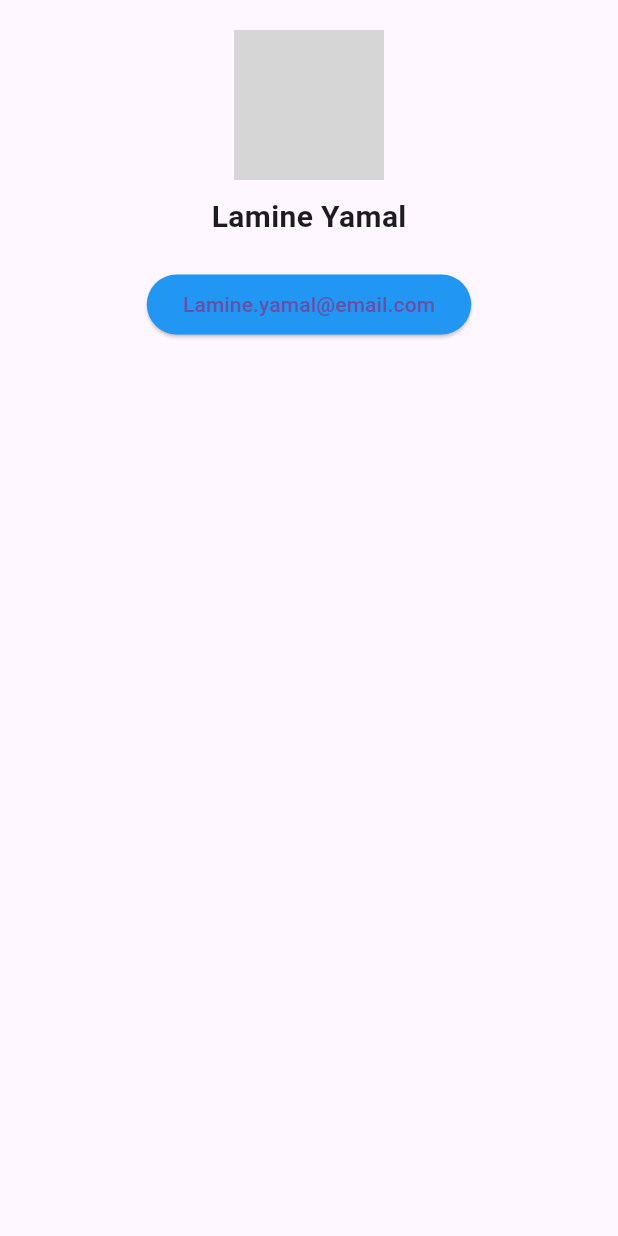
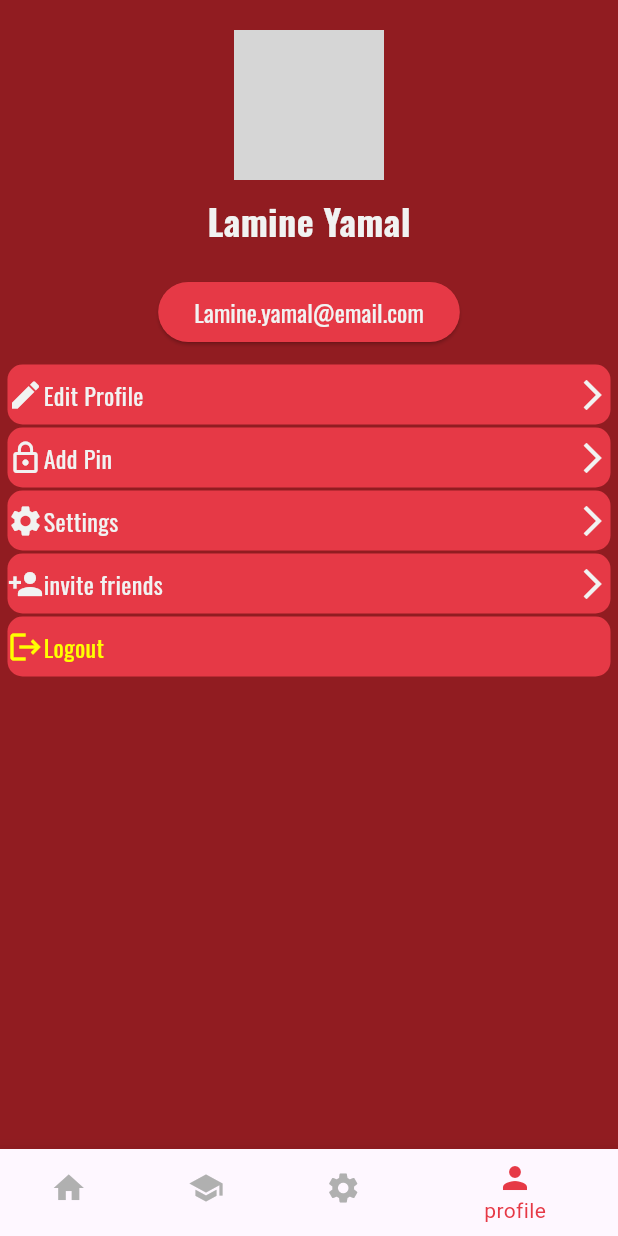
Before and after one commit to Chanonwc/Mobile-App-First-Time, a Flutter app: the screen it shows after launch, on a phone screen of 412 x 824 dp. Run offline on Flutter 3.47's test engine with Material 3 defaults, Android fonts, the phone set to English and light mode, and no system bars; our stand-ins replace google_fonts; network calls fail; grey boxes are pictures that could not be loaded.

Commit message:
อัปเดต UI หน้า Profile

```diff
--- /dev/null
+++ b/lib/constant/my_constant.dart
@@ -0,0 +1,27 @@
+import 'package:flutter/material.dart';
+import 'package:google_fonts/google_fonts.dart';
+
+// Color primaryColor = const Color(0xFF911C21);
+Color primaryColor = const Color(0xFFF1F3F2);
+
+Color secondaryColor = Colors.green;
+
+// Color LightBgColor = const Color(0xFFF1F3F2);
+Color LightBgColor = const Color(0xFF911C21);
+
+Color LightBgColor2 = const Color(0xFFE63946);
+Color DarkBgColor = const Color(0xFF1A1A1A);
+
+TextStyle headerStyle = TextStyle(
+  fontFamily: GoogleFonts.oswald().fontFamily,
+  fontSize: 24,
+  fontWeight: FontWeight.bold,
+  color: primaryColor,
+);
+
+TextStyle bodyStyle = TextStyle(
+  fontFamily: GoogleFonts.oswald().fontFamily,
+  fontSize: 16,
+  fontWeight: FontWeight.normal,
+  color: primaryColor,
+);
--- a/lib/screen/profile_screen.dart
+++ b/lib/screen/profile_screen.dart
@@ -1,13 +1,29 @@
 import 'dart:math';
+import 'package:flutter/cupertino.dart';
+import 'package:flutter/material.dart';
+import 'package:google_fonts/google_fonts.dart';
+import '../constant/my_constant.dart';
 
-import 'package:flutter/material.dart';
-
-class ProfileScreen extends StatelessWidget {
+class ProfileScreen extends StatefulWidget {
   const ProfileScreen({super.key});
 
   @override
+  State<ProfileScreen> createState() => _ProfileScreenState();
+}
+
+class _ProfileScreenState extends State<ProfileScreen> {
+  int _selectedIndex = 3;
+
+  void _onItemTapped(int index) {
+    setState(() {
+      _selectedIndex = index;
+    });
+  }
+
+  @override
   Widget build(BuildContext context) {
-    return  Scaffold(
+    return Scaffold(
+      backgroundColor: LightBgColor,
       body: Center(
         child: Column(
           mainAxisAlignment: MainAxisAlignment.start,
@@ -15,52 +31,176 @@ class ProfileScreen extends StatelessWidget {
           children: [
             SizedBox(height: 20),
             Stack(
-
               children: [
                 CircleAvatar(
-                radius: 50,
-                backgroundImage: NetworkImage(
-                    'https://external-preview.redd.it/lamine-yamal-will-sign-new-deal-at-barcelona-tomorrow-v0-QG07yuFJoyzR4DJxBXiEpWogc1eVj6GIaEqRuwPxKu4.jpg?width=1080&crop=smart&auto=webp&s=f5d55baf1e927587fd152c26ffed77a0f553da21'
-                    ),
-              ),
-              Positioned(
-                bottom: 0,
-                right: 0,
-                child: CircleAvatar(
-                  radius: 15,
-                  backgroundColor: Colors.blue,
-                  child: Icon(
-                    Icons.edit,
-                    size: 13,
-                    color: Colors.white,
+                  radius: 50,
+                  backgroundImage: NetworkImage(
+                    'https://external-preview.redd.it/lamine-yamal-will-sign-new-deal-at-barcelona-tomorrow-v0-QG07yuFJoyzR4DJxBXiEpWogc1eVj6GIaEqRuwPxKu4.jpg?width=1080&crop=smart&auto=webp&s=f5d55baf1e927587fd152c26ffed77a0f553da21',
                   ),
                 ),
-              ),
+                Positioned(
+                  bottom: 0,
+                  right: 0,
+                  child: CircleAvatar(
+                    radius: 15,
+                    backgroundColor: LightBgColor2,
+                    child: Icon(Icons.edit, size: 13, color: primaryColor),
+                  ),
+                ),
               ],
             ),
             SizedBox(height: 10),
-            Text(
+            Text('Lamine Yamal', style: headerStyle),
 
-              'Lamine Yamal',
-              style: TextStyle(
-                fontSize: 20,
-                fontWeight: FontWeight.bold,
+            SizedBox(height: 20),
+            ElevatedButton(
+              style: ElevatedButton.styleFrom(backgroundColor: LightBgColor2),
+
+              onPressed: () {},
+              child: Text("Lamine.yamal@email.com", style: bodyStyle),
+            ),
+
+            const SizedBox(height: 10),
+            Padding(
+              padding: const EdgeInsets.symmetric(horizontal: 5, vertical: 1),
+              child: Container(
+                width: double.infinity,
+                height: 40,
+                decoration: BoxDecoration(
+                  color: LightBgColor2,
+                  borderRadius: BorderRadius.circular(10),
+                ),
+
+                child: Row(
+                  mainAxisAlignment: MainAxisAlignment.center,
+                  children: [
+                    Icon(Icons.edit, color: primaryColor),
+                    Text("Edit Profile", style: bodyStyle),
+                    Spacer(),
+                    Icon(Icons.arrow_forward_ios, color: primaryColor),
+                  ],
+                ),
               ),
             ),
-          SizedBox(height: 20),
-            ElevatedButton(
-              style: ElevatedButton.styleFrom(
-                backgroundColor: Colors.blue,
+
+            const SizedBox(height: 0),
+            Padding(
+              padding: const EdgeInsets.symmetric(horizontal: 5, vertical: 1),
+              child: Container(
+                width: double.infinity,
+                height: 40,
+                decoration: BoxDecoration(
+                  color: LightBgColor2,
+                  borderRadius: BorderRadius.circular(10),
+                ),
+
+                child: Row(
+                  mainAxisAlignment: MainAxisAlignment.center,
+                  children: [
+                    Icon(Icons.lock_outline, color: primaryColor),
+                    Text("Add Pin", style: bodyStyle),
+                    Spacer(),
+                    Icon(Icons.arrow_forward_ios, color: primaryColor),
+                  ],
+                ),
               ),
+            ),
 
+            const SizedBox(height: 0),
+            Padding(
+              padding: const EdgeInsets.symmetric(horizontal: 5, vertical: 1),
+              child: Container(
+                width: double.infinity,
+                height: 40,
+                decoration: BoxDecoration(
+                  color: LightBgColor2,
+                  borderRadius: BorderRadius.circular(10),
+                ),
 
-              onPressed: () {},
-              child: Text("Lamine.yamal@email.com"),
+                child: Row(
+                  mainAxisAlignment: MainAxisAlignment.end,
+                  children: [
+                    Icon(Icons.settings, color: primaryColor),
+                    Text("Settings", style: bodyStyle),
+                    Spacer(),
+                    Icon(Icons.arrow_forward_ios, color: primaryColor),
+                  ],
+                ),
               ),
-          ],),
+            ),
+
+            const SizedBox(height: 0),
+            Padding(
+              padding: const EdgeInsets.symmetric(horizontal: 5, vertical: 1),
+              child: Container(
+                width: double.infinity,
+                height: 40,
+                decoration: BoxDecoration(
+                  color: LightBgColor2,
+                  borderRadius: BorderRadius.circular(10),
+                ),
+
+                child: Row(
+                  mainAxisAlignment: MainAxisAlignment.end,
+                  children: [
+                    Icon(Icons.person_add, color: primaryColor),
+                    Text("invite friends", style: bodyStyle),
+                    Spacer(),
+                    Icon(Icons.arrow_forward_ios, color: primaryColor),
+                  ],
+                ),
+              ),
+            ),
+
+            const SizedBox(height: 0),
+            Padding(
+              padding: const EdgeInsets.symmetric(horizontal: 5, vertical: 1),
+              child: Container(
+                width: double.infinity,
+                height: 40,
+                decoration: BoxDecoration(
+                  color: LightBgColor2,
+                  borderRadius: BorderRadius.circular(10),
+                ),
+
+                child: Row(
+                  mainAxisAlignment: MainAxisAlignment.end,
+                  children: [
+                    Icon(Icons.logout, color: Color.fromARGB(255, 255, 255, 0)),
+                    Text(
+                      "Logout",
+                      style: TextStyle(
+                        color: Color.fromARGB(255, 255, 255, 0),
+                        fontFamily: GoogleFonts.oswald().fontFamily,
+                        fontSize: 16,
+                        fontWeight: FontWeight.normal,
+                      ),
+                    ),
+                    Spacer(),
+                  ],
+                ),
+              ),
+            ),
+          ],
+        ),
       ),
-
-
+      bottomNavigationBar: BottomNavigationBar(
+        backgroundColor: LightBgColor,
+        currentIndex: _selectedIndex,
+        onTap: _onItemTapped,
+        selectedItemColor: LightBgColor2,
+        elevation: 10,
+        unselectedItemColor: Color(0xFFB0B0B0),
+        items: const [
+          BottomNavigationBarItem(icon: Icon(Icons.home), label: "Home"),
+          BottomNavigationBarItem(icon: Icon(Icons.school), label: "school"),
+          BottomNavigationBarItem(
+            icon: Icon(Icons.settings),
+            label: "settings",
+          ),
+          BottomNavigationBarItem(icon: Icon(Icons.person), label: "profile"),
+        ],
+      ),
     );
   }
 }
--- a/pubspec.yaml
+++ b/pubspec.yaml
@@ -31,6 +31,7 @@ dependencies:
   flutter:
     sdk: flutter
 
+  google_fonts: ^6.3.3
   # The following adds the Cupertino Icons font to your application.
   # Use with the CupertinoIcons class for iOS style icons.
   cupertino_icons: ^1.0.8
```
Also changed, not shown: pubspec.lock, 1 other file.
